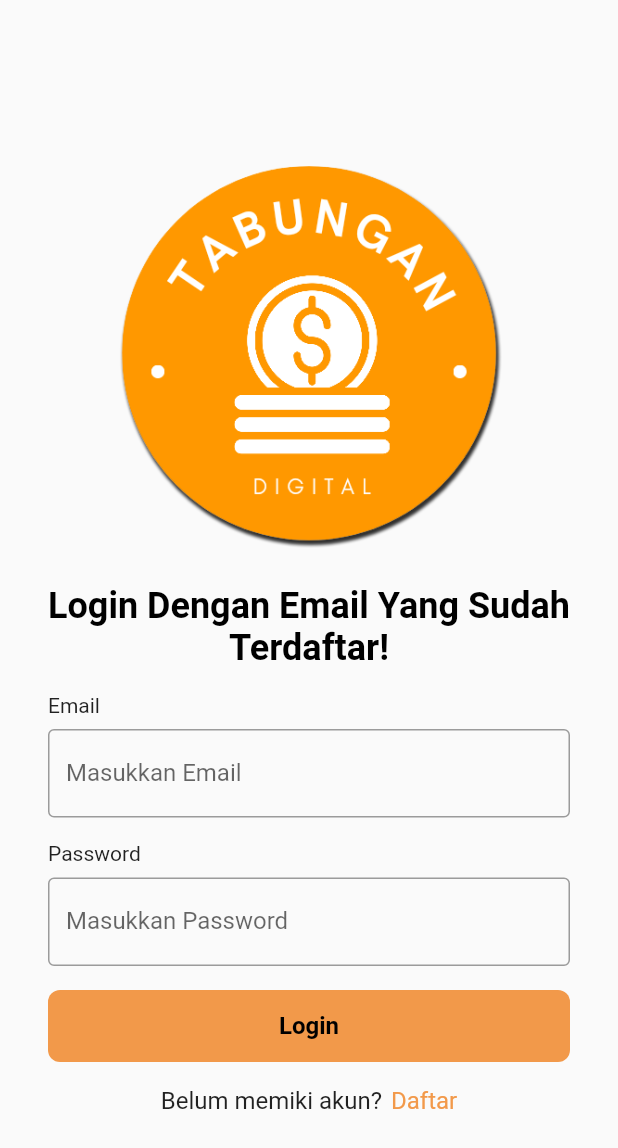
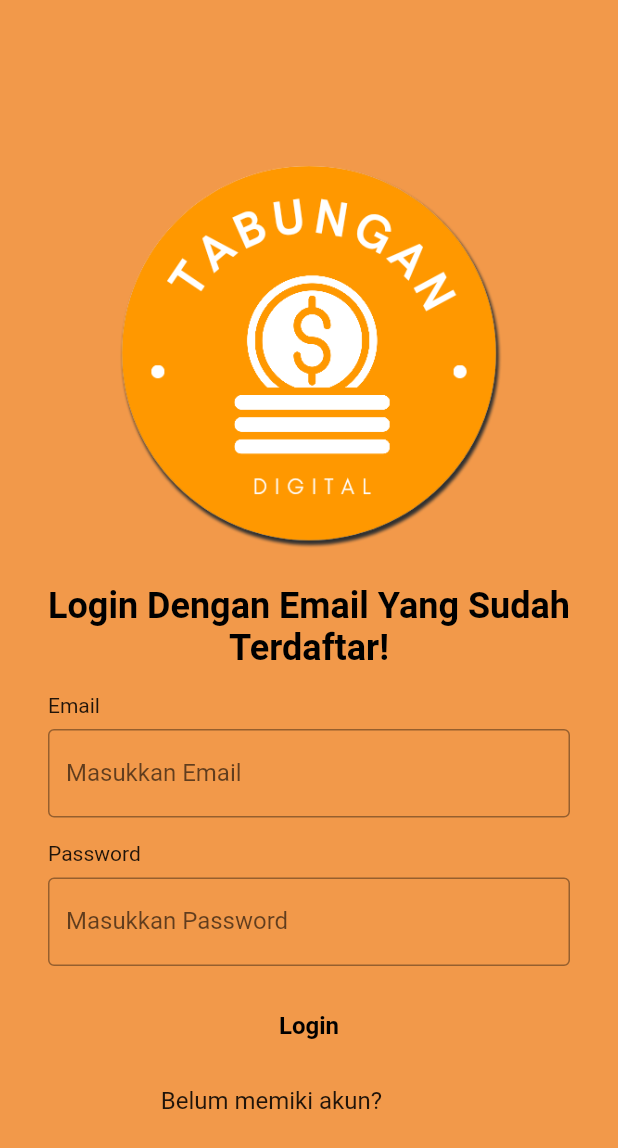
Before and after one commit to yudhawahyui/tabungan_digital, a Flutter app: the screen it shows after launch, on a phone screen of 412 x 824 dp. Shown: the top 1148 px of the screen. Run offline on Flutter 3.47's test engine with Material 2 defaults, Android fonts, the phone set to English and light mode, and no system bars; our stand-ins replace firebase_auth, firebase_core, flutter_expandable_fab, get, unicons; missing offline and left inert: dart:js; accounts and stored records are empty.

Commit message:
Fix bug, fix merge, edit color

```diff
--- a/lib/app/modules/login_page/views/login_page_view.dart
+++ b/lib/app/modules/login_page/views/login_page_view.dart
@@ -10,7 +10,7 @@
   @override
   Widget build(BuildContext context) {
     return const Scaffold(
-      resizeToAvoidBottomInset: false,
+      // resizeToAvoidBottomInset: false,
       body: SafeArea(
         child: loginPage(),
       ),
--- a/lib/app/modules/wellcome_page/wellcome_page_1/views/wellcome_page_view.dart
+++ b/lib/app/modules/wellcome_page/wellcome_page_1/views/wellcome_page_view.dart
@@ -2,6 +2,7 @@
 
 import 'package:get/get.dart';
 import 'package:tabungan_digital/app/utils/style/AppColors.dart';
+import 'package:tabungan_digital/app/utils/widget/login_page_widget/login_page.dart';
 import 'package:tabungan_digital/app/utils/widget/wellcome_page_widget/wellcome_page_widget.dart';
 
 import '../controllers/wellcome_page_controller.dart';
@@ -10,9 +11,7 @@
   const WellcomePageView({Key? key}) : super(key: key);
   @override
   Widget build(BuildContext context) {
-    return Scaffold(
-      backgroundColor: AppColors.primaryBg,
-      body: GestureDetector(
+    return GestureDetector(
       onHorizontalDragEnd: (details) {
         if (details.primaryVelocity! < 0) {
           controller.nextPage();
@@ -20,8 +19,10 @@
           // controller.previousPage();
         }
       },
-        child: SafeArea(
-          child: wellcome1(),
+      child: Scaffold(
+        backgroundColor: AppColors.primaryBg,
+        body: SafeArea(
+          child: !context.isPhone ? wellcome1() : loginPage(),
         ),
       ),
     );
--- a/lib/app/routes/app_pages.dart
+++ b/lib/app/routes/app_pages.dart
@@ -9,9 +9,6 @@
 import '../modules/register_page/register_page_1/bindings/register_page_binding.dart';
 import '../modules/register_page/register_page_1/views/register_page_view.dart';
 import '../modules/register_page/register_page_2/bindings/register_page_2_binding.dart';
-import '../modules/register_page/register_page_2/bindings/register_page_2_binding.dart';
-import '../modules/register_page/register_page_2/views/register_page_2_view.dart';
-import '../modules/register_page/register_page_2/views/register_page_2_view.dart';
 import '../modules/register_page/register_page_2/views/register_page_2_view.dart';
 import '../modules/tambah_tabungan_page/bindings/tambah_tabungan_page_binding.dart';
 import '../modules/tambah_tabungan_page/views/tambah_tabungan_page_view.dart';
--- a/lib/app/utils/Utils.dart
+++ b/lib/app/utils/Utils.dart
@@ -1,5 +1,6 @@
 // material
 import 'package:flutter/material.dart';
+import 'package:tabungan_digital/app/utils/style/AppColors.dart';
 
 class Utils {
   static final GlobalKey<ScaffoldMessengerState> messegerKey =
@@ -11,7 +12,7 @@
     final snackBar = SnackBar(
       content: Text(text),
       duration: Duration(seconds: 2),
-      backgroundColor: Colors.red,
+      backgroundColor: AppColors.danger,
     );
 
     messegerKey.currentState!
--- a/lib/app/utils/widget/detail_tabungan_widget/list_nabung.dart
+++ b/lib/app/utils/widget/detail_tabungan_widget/list_nabung.dart
@@ -83,7 +83,7 @@
               ],
             ),
             Container(
-              margin: EdgeInsets.only(
+              margin: const EdgeInsets.only(
                 top: 4,
                 bottom: 4,
               ),
@@ -135,7 +135,7 @@
               ],
             ),
             Container(
-              margin: EdgeInsets.only(
+              margin: const EdgeInsets.only(
                 top: 4,
                 bottom: 4,
               ),
--- a/lib/app/utils/widget/login_page_widget/login_page.dart
+++ b/lib/app/utils/widget/login_page_widget/login_page.dart
@@ -44,14 +44,14 @@
                   mainAxisAlignment: MainAxisAlignment.start,
                   crossAxisAlignment: CrossAxisAlignment.start,
                   children: [
-                    Text('Email'),
-                    SizedBox(
+                    const Text('Email'),
+                    const SizedBox(
                       height: 8,
                     ),
                     TextField(
                       controller: emailController,
                       obscureText: false,
-                      decoration: InputDecoration(
+                      decoration: const InputDecoration(
                         border: OutlineInputBorder(),
                         labelText: 'Masukkan Email',
                       ),
@@ -67,14 +67,14 @@
                   mainAxisAlignment: MainAxisAlignment.start,
                   crossAxisAlignment: CrossAxisAlignment.start,
                   children: [
-                    Text('Password'),
-                    SizedBox(
+                    const Text('Password'),
+                    const SizedBox(
                       height: 8,
                     ),
                     TextField(
                       controller: passwordController,
                       obscureText: true,
-                      decoration: InputDecoration(
+                      decoration: const InputDecoration(
                         border: OutlineInputBorder(),
                         labelText: 'Masukkan Password',
                       ),
@@ -82,46 +82,6 @@
                   ],
                 ),
               ),
-
-              // If Form Email & Password is not valid
-
-              // State Email & Password must be valid!
-              // Padding(
-              //   padding: const EdgeInsets.only(bottom: 16),
-              //   child: Column(
-              //     mainAxisAlignment: MainAxisAlignment.start,
-              //     crossAxisAlignment: CrossAxisAlignment.start,
-              //     children: const [
-              //       Text(
-              //         'Email anda salah! Masukkan email yang valid!',
-              //         style: TextStyle(color: AppColors.danger, fontSize: 12),
-              //       ),
-              //       Text(
-              //         'Password  harus mengandung huruf dan angka!',
-              //         style: TextStyle(color: AppColors.danger, fontSize: 12),
-              //       ),
-              //     ],
-              //   ),
-              // ),
-
-              // State Password must be valid!
-              // Padding(
-              //   padding: const EdgeInsets.only(bottom: 16),
-              //   child: Column(
-              //     mainAxisAlignment: MainAxisAlignment.start,
-              //     crossAxisAlignment: CrossAxisAlignment.start,
-              //     children: const [
-              //       Text(
-              //         'Password  harus terdiri dari 8-16 karakter',
-              //         style: TextStyle(color: AppColors.danger, fontSize: 12),
-              //       ),
-              //       Text(
-              //         'Password  harus mengandung huruf dan angka!',
-              //         style: TextStyle(color: AppColors.danger, fontSize: 12),
-              //       ),
-              //     ],
-              //   ),
-              // ),
 
               // Button Daftar
               Container(
--- a/lib/pages/auth.dart
+++ b/lib/pages/auth.dart
@@ -1,3 +1,5 @@
+import 'dart:js';
+
 import 'package:flutter/material.dart';
 import 'package:get/get.dart';
 
@@ -5,6 +7,7 @@
 import 'package:tabungan_digital/app/modules/home_page/views/home_page_view.dart';
 import 'package:tabungan_digital/app/modules/login_page/views/login_page_view.dart';
 import 'package:tabungan_digital/app/modules/wellcome_page/wellcome_page_1/views/wellcome_page_view.dart';
+import 'package:tabungan_digital/app/utils/style/AppColors.dart';
 
 class AuthController extends GetxController {
   // avaible everywhere
@@ -28,10 +31,9 @@
   _initialScreen(User? user) {
     if (user == null) {
       print("Login Page");
-      Get.offAll(() =>
-          // WellcomePageView()
-          // for testing only bypass the wellcomepage view
-          LoginPageView());
+      Get.offAll(
+        () => WellcomePageView(),
+      );
     } else {
       Get.offAll(() => HomePageView(email: user.email!));
     }
@@ -45,7 +47,7 @@
       Get.snackbar(
         "About User",
         "User Message",
-        backgroundColor: Colors.redAccent,
+        backgroundColor: AppColors.danger,
         snackPosition: SnackPosition.BOTTOM,
         titleText: const Text(
           "Account Createion Failed",
@@ -67,8 +69,8 @@
       Get.snackbar(
         "About Login",
         "Login Message",
-        backgroundColor: Colors.redAccent,
-        snackPosition: SnackPosition.BOTTOM,
+        backgroundColor: AppColors.danger,
+        snackPosition: SnackPosition.TOP,
         titleText: const Text(
           "Login Failed",
           style: TextStyle(color: Colors.white),
```
Also changed, not shown: lib/app/modules/wellcome_page/wellcome_page_2/views/wellcome_page_2_view.dart (+4 -4 lines), lib/app/modules/wellcome_page/wellcome_page_3/views/wellcome_page_3_view.dart (+4 -4 lines), lib/app/modules/wellcome_page/wellcome_page_4/views/wellcome_page_4_view.dart (+4 -4 lines), lib/app/utils/widget/register_page_widget/register_page_widget.dart (+0 -40 lines), lib/main.dart (+6 -3 lines). Lines whose indentation alone changed are shown as unchanged.
